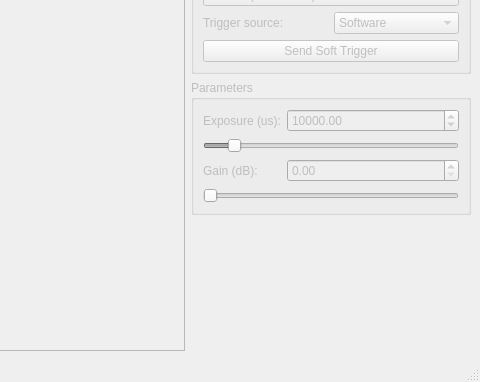
Old version of the form demos/qt_demo/main_window.ui in the repository junliangdg/camera_wrapper; both pictures show x 800 to 1280 and y 418 to 800 of the 1280 by 800 pixel window.
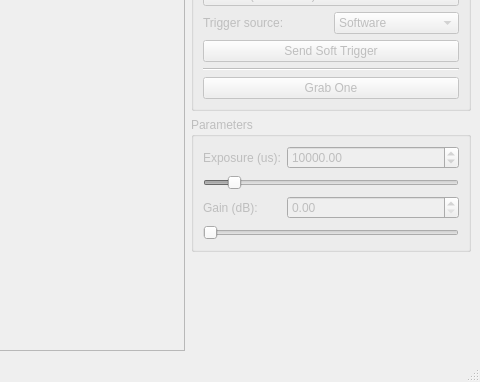
New version of the form.

Commit message:
feat: add grabOne method for single frame capture
Add grabOne() method to CameraBridge to enable synchronous single frame
capture from any camera regardless of current grab mode. The method
dispatches the blocking grab operation to a worker thread to prevent
blocking the Qt main thread, and delivers results via the frameReady
signal. Also add corresponding UI button and handler in MainWindow to
trigger single frame grabs with visual feedback.

What changed in the file:
```diff
--- a/demos/qt_demo/main_window.ui
+++ b/demos/qt_demo/main_window.ui
@@ -171,6 +171,29 @@
            </property>
           </widget>
          </item>
+         <item>
+          <widget class="QFrame" name="grabOneSeparator">
+           <property name="frameShape">
+            <enum>QFrame::Shape::HLine</enum>
+           </property>
+           <property name="frameShadow">
+            <enum>QFrame::Shadow::Sunken</enum>
+           </property>
+          </widget>
+         </item>
+         <item>
+          <widget class="QPushButton" name="grabOneButton">
+           <property name="enabled">
+            <bool>false</bool>
+           </property>
+           <property name="text">
+            <string>Grab One</string>
+           </property>
+           <property name="toolTip">
+            <string>Synchronously grab a single frame regardless of current mode</string>
+           </property>
+          </widget>
+         </item>
         </layout>
        </widget>
       </item>
```
The commit also changes 4 other files.
